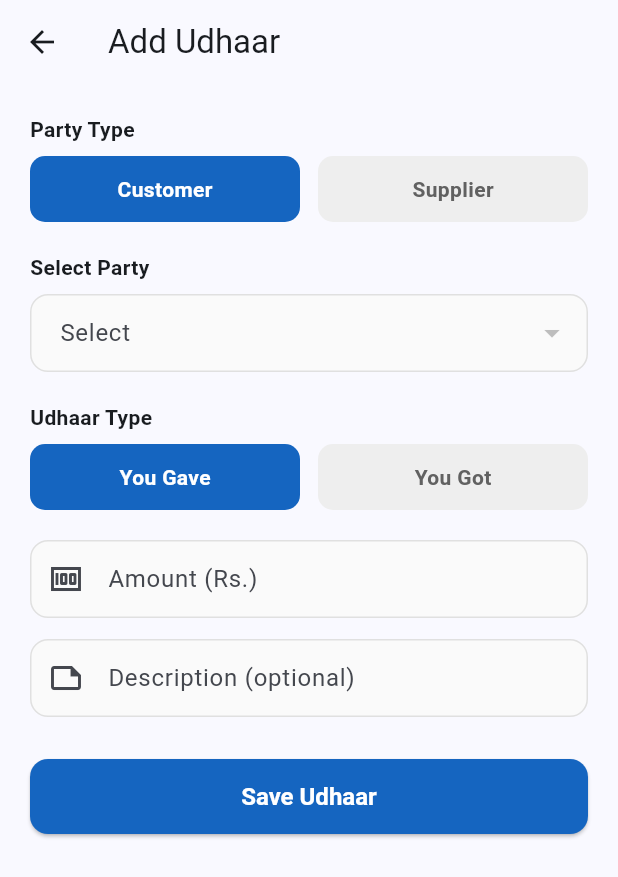
After one commit to zuraiz-01/digi_khata, a Flutter app: the AddUdhaarScreen screen opened by its route, after a tap on "Save Udhaar", on a phone screen of 412 x 824 dp. The commit adds this screen. Shown: the top 877 px of the screen. Run offline on Flutter 3.47's test engine with Material 3 defaults, Android fonts, the phone set to English and light mode, and no system bars; our stand-ins replace cloud_firestore, firebase_auth, firebase_core; accounts and stored records are empty.

Commit message:
feat: add ledger entries and balance update logic

```diff
--- a/lib/main.dart
+++ b/lib/main.dart
@@ -6,12 +6,14 @@ import 'providers/business_provider.dart';
 import 'providers/staff_provider.dart';
 import 'providers/customer_provider.dart';
 import 'providers/supplier_provider.dart';
+import 'providers/ledger_provider.dart';
 import 'screens/login_screen.dart';
 import 'screens/signup_screen.dart';
 import 'screens/business_setup_screen.dart';
 import 'screens/staff_screen.dart';
 import 'screens/customer_screen.dart';
 import 'screens/supplier_screen.dart';
+import 'screens/add_udhaar_screen.dart';
 import 'screens/dashboard_screen.dart';
 
 void main() async {
@@ -25,6 +27,7 @@ void main() async {
         ChangeNotifierProvider(create: (_) => StaffProvider()),
         ChangeNotifierProvider(create: (_) => CustomerProvider()),
         ChangeNotifierProvider(create: (_) => SupplierProvider()),
+        ChangeNotifierProvider(create: (_) => LedgerProvider()),
       ],
       child: const DigiKhataApp(),
     ),
@@ -88,6 +91,7 @@ class DigiKhataApp extends StatelessWidget {
         '/staff': (context) => const StaffScreen(),
         '/customers': (context) => const CustomerScreen(),
         '/suppliers': (context) => const SupplierScreen(),
+        '/add-udhaar': (context) => const AddUdhaarScreen(),
         '/dashboard': (context) => const DashboardScreen(),
       },
       home: Consumer<AppAuthProvider>(
--- /dev/null
+++ b/lib/models/ledger_entry_model.dart
@@ -0,0 +1,51 @@
+class LedgerEntry {
+  final String id;
+  final String businessId;
+  final String type;
+  final String? partyId;
+  final String? partyName;
+  final String partyType;
+  final double amount;
+  final String description;
+  final DateTime createdAt;
+
+  LedgerEntry({
+    required this.id,
+    required this.businessId,
+    required this.type,
+    this.partyId,
+    this.partyName,
+    this.partyType = '',
+    required this.amount,
+    this.description = '',
+    required this.createdAt,
+  });
+
+  Map<String, dynamic> toMap() {
+    return {
+      'id': id,
+      'businessId': businessId,
+      'type': type,
+      'partyId': partyId ?? '',
+      'partyName': partyName ?? '',
+      'partyType': partyType,
+      'amount': amount,
+      'description': description,
+      'createdAt': createdAt,
+    };
+  }
+
+  factory LedgerEntry.fromMap(Map<String, dynamic> map) {
+    return LedgerEntry(
+      id: map['id'] ?? '',
+      businessId: map['businessId'] ?? '',
+      type: map['type'] ?? '',
+      partyId: map['partyId'] ?? '',
+      partyName: map['partyName'] ?? '',
+      partyType: map['partyType'] ?? '',
+      amount: (map['amount'] ?? 0).toDouble(),
+      description: map['description'] ?? '',
+      createdAt: (map['createdAt'] as dynamic)?.toDate() ?? DateTime.now(),
+    );
+  }
+}
--- /dev/null
+++ b/lib/providers/ledger_provider.dart
@@ -0,0 +1,91 @@
+import 'package:flutter/material.dart';
+import 'package:cloud_firestore/cloud_firestore.dart';
+import '../models/ledger_entry_model.dart';
+
+class LedgerProvider extends ChangeNotifier {
+  final FirebaseFirestore _firestore = FirebaseFirestore.instance;
+
+  List<LedgerEntry> _entries = [];
+  bool _isLoading = false;
+
+  List<LedgerEntry> get entries => _entries;
+  bool get isLoading => _isLoading;
+
+  Future<void> loadEntries(String businessId) async {
+    _isLoading = true;
+    notifyListeners();
+
+    final snapshot = await _firestore
+        .collection('businesses')
+        .doc(businessId)
+        .collection('ledger')
+        .orderBy('createdAt', descending: true)
+        .limit(50)
+        .get();
+
+    _entries = snapshot.docs.map((doc) => LedgerEntry.fromMap(doc.data())).toList();
+    _isLoading = false;
+    notifyListeners();
+  }
+
+  Future<void> addEntry({
+    required String businessId,
+    required String type,
+    String? partyId,
+    String? partyName,
+    String partyType = '',
+    required double amount,
+    String description = '',
+  }) async {
+    final docRef = _firestore
+        .collection('businesses')
+        .doc(businessId)
+        .collection('ledger')
+        .doc();
+
+    final entry = LedgerEntry(
+      id: docRef.id,
+      businessId: businessId,
+      type: type,
+      partyId: partyId,
+      partyName: partyName,
+      partyType: partyType,
+      amount: amount,
+      description: description,
+      createdAt: DateTime.now(),
+    );
+    await docRef.set(entry.toMap());
+    _entries.insert(0, entry);
+
+    if (partyId != null && partyId.isNotEmpty) {
+      await _updatePartyBalance(businessId, partyId, partyType, type, amount);
+    }
+
+    notifyListeners();
+  }
+
+  Future<void> _updatePartyBalance(
+    String businessId,
+    String partyId,
+    String partyType,
+    String type,
+    double amount,
+  ) async {
+    final collection = partyType == 'customer' ? 'customers' : 'suppliers';
+    final docRef = _firestore.collection('businesses').doc(businessId).collection(collection).doc(partyId);
+
+    await _firestore.runTransaction((transaction) async {
+      final doc = await transaction.get(docRef);
+      if (!doc.exists) return;
+
+      final field = partyType == 'customer' ? 'totalUdhaar' : 'totalPayable';
+      final current = (doc.data()?[field] ?? 0).toDouble();
+
+      if (type == 'udhaar_given' || type == 'payment_made') {
+        transaction.update(docRef, {field: current + amount});
+      } else if (type == 'udhaar_received' || type == 'payment_received') {
+        transaction.update(docRef, {field: current - amount});
+      }
+    });
+  }
+}
--- /dev/null
+++ b/lib/screens/add_udhaar_screen.dart
@@ -0,0 +1,178 @@
+import 'package:flutter/material.dart';
+import 'package:provider/provider.dart';
+import '../providers/business_provider.dart';
+import '../providers/customer_provider.dart';
+import '../providers/supplier_provider.dart';
+import '../providers/ledger_provider.dart';
+import '../widgets/custom_text_field.dart';
+
+class AddUdhaarScreen extends StatefulWidget {
+  const AddUdhaarScreen({super.key});
+
+  @override
+  State<AddUdhaarScreen> createState() => _AddUdhaarScreenState();
+}
+
+class _AddUdhaarScreenState extends State<AddUdhaarScreen> {
+  final _amountCtl = TextEditingController();
+  final _descCtl = TextEditingController();
+  String _partyType = 'customer';
+  String _selectedPartyId = '';
+  String _selectedPartyName = '';
+  bool _isUdhaarGiven = true;
+
+  @override
+  void initState() {
+    super.initState();
+    _loadParties();
+  }
+
+  void _loadParties() {
+    final bp = context.read<BusinessProvider>();
+    if (bp.currentBusiness != null) {
+      context.read<CustomerProvider>().loadCustomers(bp.currentBusiness!.id);
+      context.read<SupplierProvider>().loadSuppliers(bp.currentBusiness!.id);
+    }
+  }
+
+  @override
+  void dispose() {
+    _amountCtl.dispose();
+    _descCtl.dispose();
+    super.dispose();
+  }
+
+  Future<void> _save() async {
+    if (_selectedPartyId.isEmpty || _amountCtl.text.trim().isEmpty) return;
+
+    final bp = context.read<BusinessProvider>();
+    final type = _partyType == 'customer'
+        ? (_isUdhaarGiven ? 'udhaar_given' : 'udhaar_received')
+        : (_isUdhaarGiven ? 'payment_made' : 'payment_received');
+
+    await context.read<LedgerProvider>().addEntry(
+          businessId: bp.currentBusiness!.id,
+          type: type,
+          partyId: _selectedPartyId,
+          partyName: _selectedPartyName,
+          partyType: _partyType,
+          amount: double.parse(_amountCtl.text.trim()),
+          description: _descCtl.text.trim(),
+        );
+
+    if (mounted) Navigator.pop(context);
+  }
+
+  @override
+  Widget build(BuildContext context) {
+    final cp = context.watch<CustomerProvider>();
+    final sp = context.watch<SupplierProvider>();
+
+    return Scaffold(
+      appBar: AppBar(title: const Text('Add Udhaar')),
+      body: SingleChildScrollView(
+        padding: const EdgeInsets.all(20),
+        child: Column(
+          crossAxisAlignment: CrossAxisAlignment.start,
+          children: [
+            const Text('Party Type', style: TextStyle(fontWeight: FontWeight.w600)),
+            const SizedBox(height: 8),
+            Row(
+              children: [
+                Expanded(
+                  child: _choiceChip('Customer', _partyType == 'customer', () => setState(() => _partyType = 'customer')),
+                ),
+                const SizedBox(width: 12),
+                Expanded(
+                  child: _choiceChip('Supplier', _partyType == 'supplier', () => setState(() => _partyType = 'supplier')),
+                ),
+              ],
+            ),
+            const SizedBox(height: 20),
+            const Text('Select Party', style: TextStyle(fontWeight: FontWeight.w600)),
+            const SizedBox(height: 8),
+            _partyType == 'customer'
+                ? _partyDropdown(cp.customers.map((c) => MapEntry(c.id, c.name)).toList())
+                : _partyDropdown(sp.suppliers.map((s) => MapEntry(s.id, s.name)).toList()),
+            const SizedBox(height: 20),
+            const Text('Udhaar Type', style: TextStyle(fontWeight: FontWeight.w600)),
+            const SizedBox(height: 8),
+            Row(
+              children: [
+                Expanded(
+                  child: _choiceChip(
+                    _partyType == 'customer' ? 'You Gave' : 'You Paid',
+                    _isUdhaarGiven,
+                    () => setState(() => _isUdhaarGiven = true),
+                  ),
+                ),
+                const SizedBox(width: 12),
+                Expanded(
+                  child: _choiceChip(
+                    _partyType == 'customer' ? 'You Got' : 'You Received',
+                    !_isUdhaarGiven,
+                    () => setState(() => _isUdhaarGiven = false),
+                  ),
+                ),
+              ],
+            ),
+            const SizedBox(height: 20),
+            CustomTextField(
+              controller: _amountCtl,
+              label: 'Amount (Rs.)',
+              keyboardType: TextInputType.number,
+              prefixIcon: const Icon(Icons.money),
+            ),
+            const SizedBox(height: 14),
+            CustomTextField(
+              controller: _descCtl,
+              label: 'Description (optional)',
+              prefixIcon: const Icon(Icons.note_outlined),
+            ),
+            const SizedBox(height: 28),
+            ElevatedButton(
+              onPressed: _save,
+              child: const Text('Save Udhaar'),
+            ),
+          ],
+        ),
+      ),
+    );
+  }
+
+  Widget _choiceChip(String label, bool selected, VoidCallback onTap) {
+    return GestureDetector(
+      onTap: onTap,
+      child: Container(
+        padding: const EdgeInsets.symmetric(vertical: 12),
+        decoration: BoxDecoration(
+          color: selected ? const Color(0xFF1565C0) : Colors.grey.shade200,
+          borderRadius: BorderRadius.circular(10),
+        ),
+        child: Center(
+          child: Text(
+            label,
+            style: TextStyle(
+              color: selected ? Colors.white : Colors.grey.shade700,
+              fontWeight: FontWeight.w600,
+            ),
+          ),
+        ),
+      ),
+    );
+  }
+
+  Widget _partyDropdown(List<MapEntry<String, String>> items) {
+    return DropdownButtonFormField<String>(
+      initialValue: null,
+      decoration: const InputDecoration(labelText: 'Select'),
+      items: items.map((e) => DropdownMenuItem(value: e.key, child: Text(e.value))).toList(),
+      onChanged: (v) {
+        setState(() {
+          _selectedPartyId = v!;
+          _selectedPartyName = items.firstWhere((e) => e.key == v).value;
+        });
+      },
+    );
+  }
+}
--- a/lib/screens/dashboard_screen.dart
+++ b/lib/screens/dashboard_screen.dart
@@ -330,16 +330,19 @@ class _QuickActionsSection extends StatelessWidget {
               label: 'Cash In',
               icon: Icons.payments,
               color: Colors.green,
+              onTap: () => Navigator.pushNamed(context, '/add-udhaar'),
             ),
             QuickActionCard(
               label: 'Cash Out',
               icon: Icons.money_off,
               color: Colors.red,
+              onTap: () => Navigator.pushNamed(context, '/add-udhaar'),
             ),
             QuickActionCard(
               label: 'Add Udhaar',
               icon: Icons.receipt_long,
               color: Colors.orange,
+              onTap: () => Navigator.pushNamed(context, '/add-udhaar'),
             ),
             QuickActionCard(
               label: 'Reports',
```
